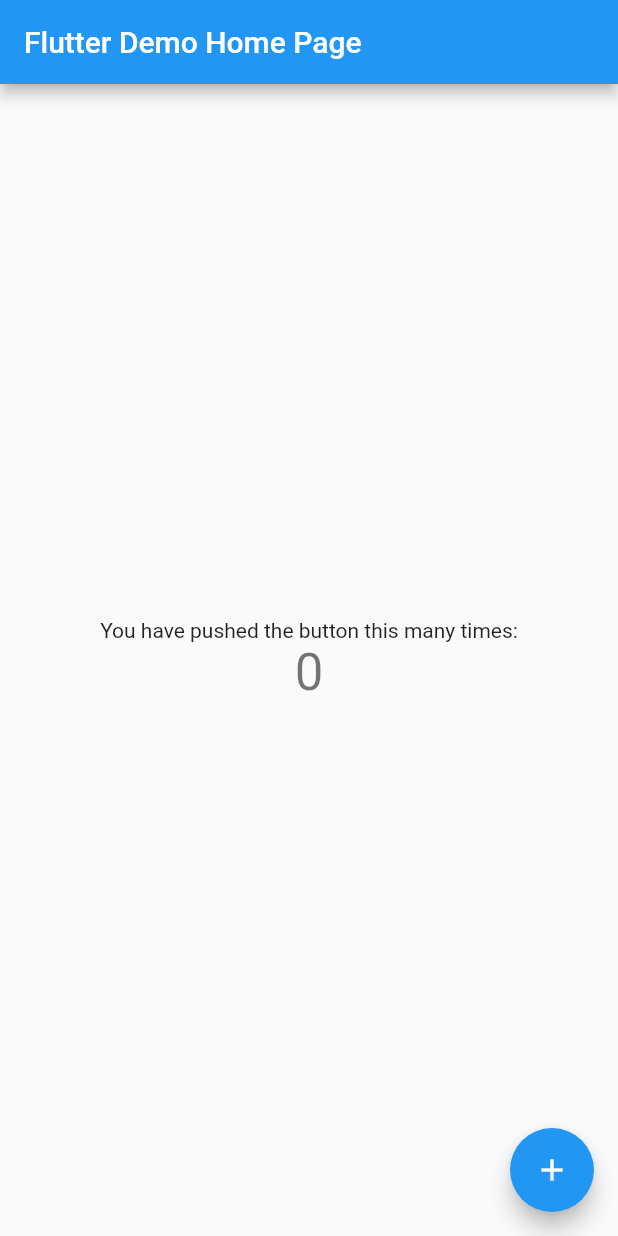
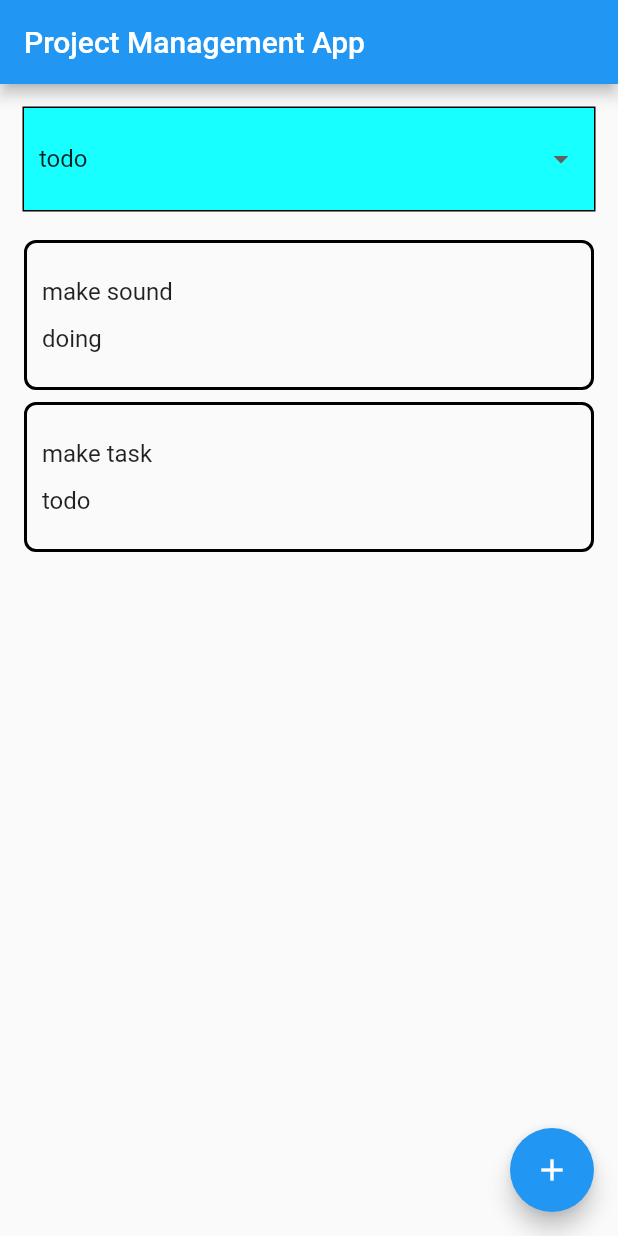
Before and after one commit to ibrahim20499/Project_Management_App, a Flutter app: the screen it shows after launch, on a phone screen of 412 x 824 dp. Run offline on Flutter 3.47's test engine with Material 2 defaults, Android fonts, the phone set to English and light mode, and no system bars; drawn by our look-alikes of flutter_slidable; our stand-ins replace floor, sqflite; accounts and stored records are empty.

Commit message:
showTasklist

```diff
--- a/lib/main.dart
+++ b/lib/main.dart
@@ -1,5 +1,32 @@
+import 'package:floor/floor.dart';
+import 'dart:async';
 import 'package:flutter/material.dart';
+import 'package:flutter_slidable/flutter_slidable.dart';
+import 'package:sqflite/sqflite.dart' as sqflite;
+//part 'database.g.dart';
+@entity
+class Task {
+  @primaryKey
+  final String taskTitle;
+  final String taskDescription;
+  final String taskStatus;
+  Task( this.taskTitle,this.taskDescription,this.taskStatus);
+}
+@dao
+abstract class TaskDao {
+  @Query('SELECT * FROM Task')
+  Future<List<Task>> findAllTask();
 
+  @Query('SELECT * FROM Task WHERE id = :id')
+  Stream<Task> findTaskById(int id);
+
+  @insert
+  Future<void> insertTask(Task task);
+}
+@Database(version: 1, entities: [Task])
+abstract class AppDatabase extends FloorDatabase {
+  TaskDao get taskDao;
+}
 void main() {
   runApp(MyApp());
 }
@@ -10,6 +37,8 @@ class MyApp extends StatelessWidget {
   Widget build(BuildContext context) {
     return MaterialApp(
       title: 'Flutter Demo',
+
+
       theme: ThemeData(
         // This is the theme of your application.
         //
@@ -26,7 +55,7 @@ class MyApp extends StatelessWidget {
         // closer together (more dense) than on mobile platforms.
         visualDensity: VisualDensity.adaptivePlatformDensity,
       ),
-      home: MyHomePage(title: 'Flutter Demo Home Page'),
+      home: MyHomePage(title: 'Project Management App'),
     );
   }
 }
@@ -45,22 +74,47 @@ class MyHomePage extends StatefulWidget {
 
   final String title;
 
+
+
   @override
   _MyHomePageState createState() => _MyHomePageState();
 }
 
-class _MyHomePageState extends State<MyHomePage> {
-  int _counter = 0;
+class _MyHomePageState extends State<MyHomePage > {
+List<Tasklist> tasklist=new List<Tasklist>();
+List<Tasklist> filtertasklist=new List<Tasklist>();
+  List<ListItem> _dropdownItems = [
+    ListItem(1, "all"),
+    ListItem(2, "todo"),
+    ListItem(3, "doing"),
+    ListItem(4, "done")
+  ];
+  List<DropdownMenuItem<ListItem>> _dropdownMenuItems;
+  ListItem _itemSelected;
+  void initState() {
+    super.initState();
+    _dropdownMenuItems = buildDropDownMenuItems(_dropdownItems);
+    _itemSelected = _dropdownMenuItems[1].value;
+    setState(() {
+      tasklist.add(new Tasklist('make sound', 'doing'));
+      tasklist.add(new Tasklist('make task', 'todo'));
+      filtertasklist.addAll(tasklist);
+      //filtertasklist=tasklist;
+    });
 
-  void _incrementCounter() {
-    setState(() {
-      // This call to setState tells the Flutter framework that something has
-      // changed in this State, which causes it to rerun the build method below
-      // so that the display can reflect the updated values. If we changed
-      // _counter without calling setState(), then the build method would not be
-      // called again, and so nothing would appear to happen.
-      _counter++;
-    });
+  }
+
+  List<DropdownMenuItem<ListItem>> buildDropDownMenuItems(List listItems) {
+    List<DropdownMenuItem<ListItem>> items = List();
+    for (ListItem listItem in listItems) {
+      items.add(
+        DropdownMenuItem(
+          child: Text(listItem.name),
+          value: listItem,
+        ),
+      );
+    }
+    return items;
   }
 
   @override
@@ -77,10 +131,88 @@ class _MyHomePageState extends State<MyHomePage> {
         // the App.build method, and use it to set our appbar title.
         title: Text(widget.title),
       ),
-      body: Center(
-        // Center is a layout widget. It takes a single child and positions it
-        // in the middle of the parent.
+      body:Center(
         child: Column(
+            children: <Widget>[
+              Padding(
+                padding: const EdgeInsets.all(15.0),
+                child: Container(
+                  padding: const EdgeInsets.all(10.0),
+                  width: 400,
+                  decoration: BoxDecoration(
+                      color: Colors.cyanAccent,
+
+                      border: Border.all()),
+                  child: DropdownButtonHideUnderline(
+
+                    child: DropdownButton(
+                      hint: new Text("Select Status"),
+                        value: _itemSelected,
+                        items: _dropdownMenuItems,
+                        onChanged: (value )  {
+                          setState(() {
+                            _itemSelected=value;
+                            if(_itemSelected.name == "all"){
+                              filtertasklist.clear();
+                              filtertasklist.addAll(tasklist);
+                            }else{
+                             filtertasklist = tasklist
+                                .where((u) => (u.Status
+                                .contains(_itemSelected.name) ))
+                                .toList();}
+                          });
+                        }),
+                  ),
+                ),
+              ),
+
+              ListView.builder(
+
+                scrollDirection: Axis.vertical,
+                shrinkWrap: true,
+                itemCount: filtertasklist.length,
+                itemBuilder: (context, index) {
+
+                  return ListTile(
+
+                    title: Slidable(
+                      actionPane: SlidableDrawerActionPane(),
+                      actionExtentRatio: 0.25,
+                       child: Container(
+                         height: 100,
+                         padding: EdgeInsets.all(10.0),
+                         decoration: BoxDecoration(
+                         border: Border.all(color: Colors.black, width: 2, ),
+                          borderRadius: BorderRadius.circular(8),),
+                        child:Column(
+                          mainAxisAlignment: MainAxisAlignment.spaceEvenly,
+                          crossAxisAlignment: CrossAxisAlignment.start,
+                          children: <Widget>[
+                             Text(filtertasklist[index].name),
+                             Text(filtertasklist[index].Status),
+                      ],
+                    )
+                  ),
+                      secondaryActions: <Widget>[
+                      IconSlideAction(
+                        caption: 'More',
+                        color: Colors.black45,
+                        icon: Icons.more_horiz,
+                        onTap: () => _showSnackBar('More'),
+                      ),
+                      IconSlideAction(
+                        caption: 'Delete',
+                        color: Colors.red,
+                        icon: Icons.delete,
+                        onTap: () => _showSnackBar('Delete'),
+                      ),
+                    ],
+                  ));
+                },
+              ),
+
+            ],
+
           // Column is also a layout widget. It takes a list of children and
           // arranges them vertically. By default, it sizes itself to fit its
           // children horizontally, and tries to be as tall as its parent.
@@ -95,23 +227,48 @@ class _MyHomePageState extends State<MyHomePage> {
           // center the children vertically; the main axis here is the vertical
           // axis because Columns are vertical (the cross axis would be
           // horizontal).
-          mainAxisAlignment: MainAxisAlignment.center,
-          children: <Widget>[
-            Text(
-              'You have pushed the button this many times:',
-            ),
-            Text(
-              '$_counter',
-              style: Theme.of(context).textTheme.headline4,
-            ),
-          ],
-        ),
+        )
       ),
-      floatingActionButton: FloatingActionButton(
-        onPressed: _incrementCounter,
-        tooltip: 'Increment',
+    floatingActionButton: FloatingActionButton(
+      onPressed: () {
+        Navigator.push(
+          context,
+          MaterialPageRoute(builder: (context) => SecondRoute()),
+        );
+      },
+      tooltip: 'Increment',
         child: Icon(Icons.add),
       ), // This trailing comma makes auto-formatting nicer for build methods.
     );
   }
+
+  _showSnackBar(String s) {}
 }
+class ListItem {
+  int value;
+  String name;
+  ListItem(this.value, this.name);
+}
+class Tasklist {
+  String name;
+  String Status;
+  Tasklist(this.name, this.Status);
+}
+
+
+
+
+class SecondRoute extends StatelessWidget {
+  @override
+  Widget build(BuildContext context) {
+
+    return Scaffold(
+      appBar: AppBar(
+        title: Text("Project Management App"),
+      ),
+      body: Center(
+        child: Column(
+      ),
+    ));
+  }
+}
--- a/pubspec.yaml
+++ b/pubspec.yaml
@@ -21,8 +21,11 @@ environment:
   sdk: ">=2.7.0 <3.0.0"
 
 dependencies:
+  filter_list: ^0.0.5
+  flutter_slidable: ^0.5.4
   flutter:
     sdk: flutter
+  floor: ^0.17.0
 
 
   # The following adds the Cupertino Icons font to your application.
@@ -30,6 +33,8 @@ dependencies:
   cupertino_icons: ^1.0.0
 
 dev_dependencies:
+  floor_generator: ^0.17.0
+  build_runner: ^1.10.3
   flutter_test:
     sdk: flutter
 
```
Also changed, not shown: pubspec.lock, 1 other file.
